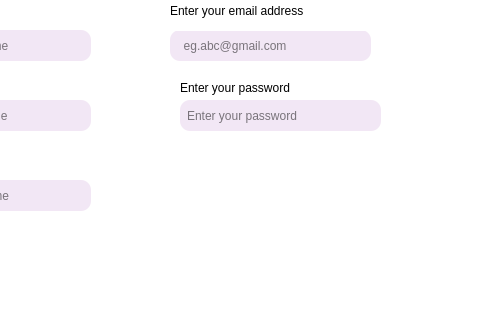
Nirjaraa/spendwise, file signin.ui: the form before one commit; both pictures show x 480 to 960 and y 220 to 540 of the 960 by 540 pixel window.
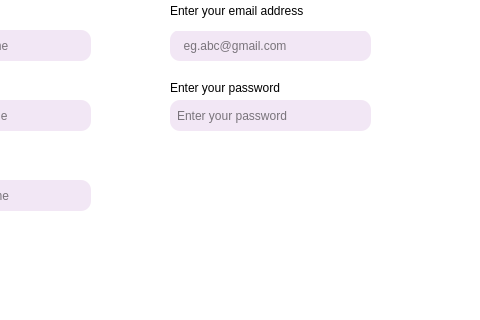
The form after the commit. Icons and pictures are not drawn.

Patch:
```diff
--- a/signin.ui
+++ b/signin.ui
@@ -127,10 +127,10 @@
    <widget class="QPushButton" name="Signup">
     <property name="geometry">
      <rect>
-      <x>670</x>
-      <y>420</y>
+      <x>690</x>
+      <y>390</y>
       <width>91</width>
-      <height>61</height>
+      <height>31</height>
      </rect>
     </property>
     <property name="styleSheet">
@@ -328,7 +328,7 @@
    <widget class="QLineEdit" name="pw">
     <property name="geometry">
      <rect>
-      <x>660</x>
+      <x>650</x>
       <y>320</y>
       <width>201</width>
       <height>31</height>
@@ -354,7 +354,7 @@
    <widget class="QLabel" name="label_11">
     <property name="geometry">
      <rect>
-      <x>660</x>
+      <x>650</x>
       <y>300</y>
       <width>191</width>
       <height>16</height>
```
